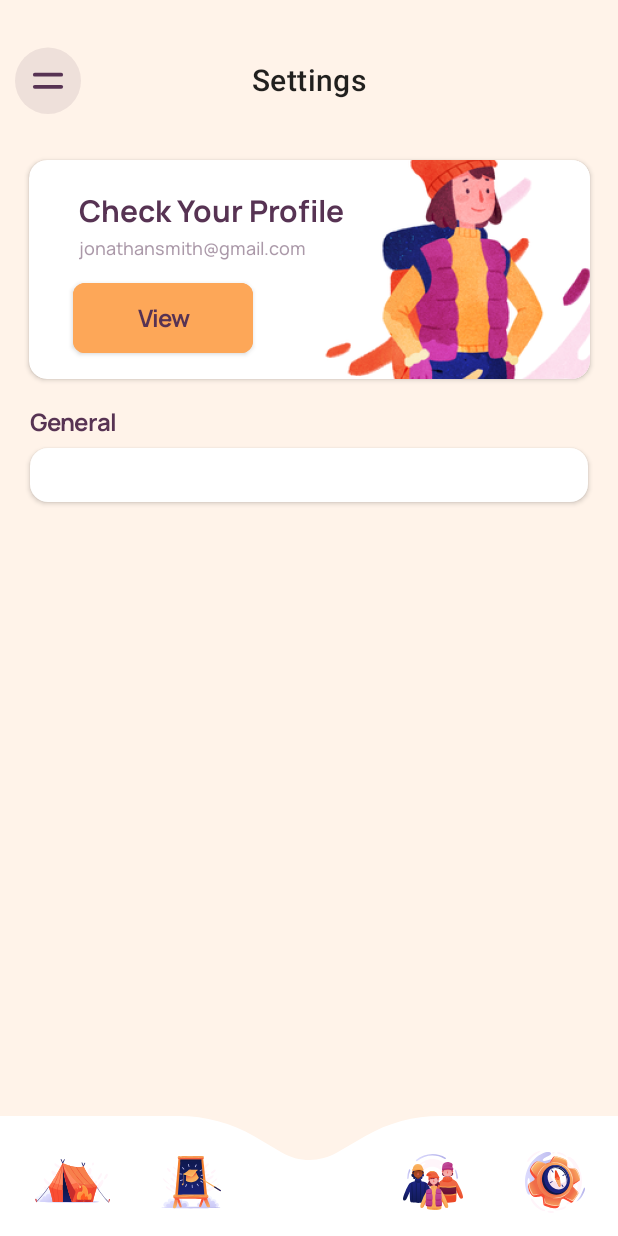
After one commit to Omega-Dev-Training/Monumental-Habits, an Android app: the layout layout_settings.xml on its own in the app's theme, with its tools: preview values and no code run, on a phone screen of 412 x 824 dp. The commit adds this screen. Run offline under Robolectric (Android 15) with nearby library versions, the phone set to English and light mode, and no system bars.

Commit message:
styles, strings, drawables, layout_settings

```diff
--- /dev/null
+++ b/app/src/main/res/drawable/ic_equal_sign.xml
@@ -0,0 +1,23 @@
+<vector xmlns:android="http://schemas.android.com/apk/res/android"
+    android:width="64dp"
+    android:height="65dp"
+    android:viewportWidth="64"
+    android:viewportHeight="65">
+  <path
+      android:pathData="M32,11L32,11A22,22 0,0 1,54 33L54,33A22,22 0,0 1,32 55L32,55A22,22 0,0 1,10 33L10,33A22,22 0,0 1,32 11z"
+      android:strokeAlpha="0.1"
+      android:fillColor="#573353"
+      android:fillAlpha="0.1"/>
+  <path
+      android:pathData="M23.2,29H40.8"
+      android:strokeWidth="2.5"
+      android:fillColor="#00000000"
+      android:strokeColor="#573353"
+      android:strokeLineCap="round"/>
+  <path
+      android:pathData="M23.2,37H40.8"
+      android:strokeWidth="2.5"
+      android:fillColor="#00000000"
+      android:strokeColor="#573353"
+      android:strokeLineCap="round"/>
+</vector>
--- /dev/null
+++ b/app/src/main/res/drawable/ic_orange_rectangle.xml
@@ -0,0 +1,11 @@
+<vector xmlns:android="http://schemas.android.com/apk/res/android"
+    android:width="38dp"
+    android:height="38dp"
+    android:viewportWidth="38"
+    android:viewportHeight="38">
+  <path
+      android:pathData="M0,12C0,5.373 5.373,0 12,0H26C32.627,0 38,5.373 38,12V26C38,32.627 32.627,38 26,38H12C5.373,38 0,32.627 0,26V12Z"
+      android:strokeAlpha="0.1"
+      android:fillColor="#FDA758"
+      android:fillAlpha="0.1"/>
+</vector>
--- /dev/null
+++ b/app/src/main/res/layout/layout_settings.xml
@@ -0,0 +1,129 @@
+<?xml version="1.0" encoding="utf-8"?>
+<androidx.constraintlayout.widget.ConstraintLayout xmlns:android="http://schemas.android.com/apk/res/android"
+    android:layout_width="match_parent"
+    android:layout_height="match_parent"
+    xmlns:app="http://schemas.android.com/apk/res-auto"
+    xmlns:tools="http://schemas.android.com/tools"
+    android:background="#FFF3E9"
+    tools:ignore="MissingConstraints">
+
+    <com.google.android.material.appbar.MaterialToolbar
+        android:id="@+id/toolbar"
+        style="@style/MaterialToolbarTheme"
+        android:layout_width="match_parent"
+        android:layout_height="wrap_content"
+        app:title="Settings"
+        app:navigationIcon="@drawable/ic_equal_sign"/>
+
+    <androidx.cardview.widget.CardView
+        android:id="@+id/profile"
+        android:layout_width="wrap_content"
+        android:layout_height="wrap_content"
+        android:background="#FFFFFF"
+        app:layout_constraintRight_toRightOf="parent"
+        app:layout_constraintTop_toBottomOf="@id/toolbar"
+        app:layout_constraintLeft_toLeftOf="parent"
+        android:layout_marginEnd="20dp"
+        android:layout_marginStart="20dp"
+        app:cardCornerRadius="12dp">
+
+        <ImageView
+            android:layout_width="match_parent"
+            android:layout_height="match_parent"
+            android:contentDescription="@string/girl"
+            android:src="@drawable/girl" />
+
+        <TextView
+            style="@style/zaglav"
+            android:layout_width="wrap_content"
+            android:layout_height="wrap_content"
+            android:textSize="20sp"
+            android:text="@string/check_your_profile"
+            android:layout_marginTop="20dp"
+            android:layout_marginStart="33dp" />
+
+        <TextView
+            style="@style/Text.Light50"
+            android:layout_width="wrap_content"
+            android:layout_height="wrap_content"
+            android:text="@string/mail"
+            android:layout_marginTop="50dp"
+            android:layout_marginStart="33dp" />
+
+        <Button
+            style="@style/Button.Orange.Another"
+            android:layout_width="120dp"
+            android:layout_height="wrap_content"
+            android:text="@string/view"
+            android:layout_marginTop="76dp"
+            android:layout_marginStart="29dp" />
+
+    </androidx.cardview.widget.CardView>
+
+    <TextView
+        android:id="@+id/general"
+        style="@style/Text.Medium"
+        android:layout_width="wrap_content"
+        android:layout_height="wrap_content"
+        android:text="@string/general"
+        android:textSize="16sp"
+        android:layout_marginTop="17dp"
+        android:layout_marginStart="20dp"
+        app:layout_constraintTop_toBottomOf="@id/profile"
+        app:layout_constraintLeft_toLeftOf="parent" />
+
+    <com.google.android.material.button.MaterialButton
+        style="@style/Button.White.Big"
+        android:layout_width="match_parent"
+        android:layout_height="wrap_content"
+        app:layout_constraintTop_toBottomOf="@id/general" />
+
+
+
+
+    <com.google.android.material.bottomnavigation.BottomNavigationView
+        android:layout_width="match_parent"
+        android:layout_height="80dp"
+        android:layout_alignParentBottom="true"
+        android:background="@drawable/bg_bottom_navigation"
+        app:layout_constraintBottom_toBottomOf="parent">
+
+        <ImageButton
+            android:layout_width="wrap_content"
+            android:layout_height="wrap_content"
+            android:layout_gravity="bottom"
+            android:layout_marginBottom="21dp"
+            android:layout_marginStart="23dp"
+            android:src="@drawable/ic_camp"
+            android:background="#0000"/>
+
+        <ImageButton
+            android:layout_width="wrap_content"
+            android:layout_height="wrap_content"
+            android:layout_gravity="bottom"
+            android:layout_marginBottom="18dp"
+            android:layout_marginStart="107dp"
+            android:src="@drawable/ic_courses"
+            android:background="#0000"/>
+
+        <ImageButton
+            android:layout_width="wrap_content"
+            android:layout_height="wrap_content"
+            android:layout_gravity="end|bottom"
+            android:layout_marginBottom="17dp"
+            android:layout_marginEnd="103dp"
+            android:src="@drawable/ic_community"
+            android:background="#0000"/>
+
+        <ImageButton
+            android:layout_width="wrap_content"
+            android:layout_height="wrap_content"
+            android:layout_gravity="end|bottom"
+            android:layout_marginBottom="15dp"
+            android:layout_marginEnd="22dp"
+            android:src="@drawable/ic_settings"
+            android:background="#0000"/>
+
+    </com.google.android.material.bottomnavigation.BottomNavigationView>
+
+</androidx.constraintlayout.widget.ConstraintLayout>
--- a/app/src/main/res/values/strings.xml
+++ b/app/src/main/res/values/strings.xml
@@ -9,4 +9,9 @@
     <string name="layout2">Billing methods</string>
     <string name="layout3">Longest Streak</string>
     <string name="streak">20 Days</string>
+    <string name="girl">girl</string>
+    <string name="check_your_profile">Check Your Profile</string>
+    <string name="mail">jonathansmith@gmail.com</string>
+    <string name="view">View</string>
+    <string name="general">General</string>
 </resources>
--- a/app/src/main/res/values/styles.xml
+++ b/app/src/main/res/values/styles.xml
@@ -112,4 +112,38 @@
 
     </style>
 
+    <style name="MaterialToolbarTheme" parent="Widget.MaterialComponents.Toolbar">
+        <item name="titleCentered">true</item>
+        <item name="navigationIcon">@drawable/ic_top_nav</item>
+        <item name="android:paddingTop">25dp</item>
+        <item name="android:paddingBottom">25dp</item>
+    </style>
+
+    <style name="Button.Orange.Another" parent="ThemeOverlay.AppCompat">
+        <item name="android:backgroundTint">@color/orange</item>
+        <item name="textAllCaps">false</item>
+        <item name="android:textColor">@color/plum</item>
+        <item name="fontFamily">@font/manrope_bold</item>
+        <item name="android:textSize">16sp</item>
+        <item name="android:letterSpacing">-0.03</item>
+        <item name="cornerRadius">8dp</item>
+        <item name="android:paddingTop">12dp</item>
+        <item name="android:paddingBottom">12dp</item>
+    </style>
+
+    <style name="Button.White.Big" parent="ThemeOverlay.AppCompat">
+        <item name="backgroundTint">@color/white</item>
+        <item name="textAllCaps">false</item>
+        <item name="android:textColor">@color/plum</item>
+        <item name="fontFamily">@font/manrope_bold</item>
+        <item name="android:textSize">16sp</item>
+        <item name="android:letterSpacing">-0.03</item>
+        <item name="cornerRadius">12dp</item>
+        <item name="android:layout_marginStart">20dp</item>
+        <item name="android:layout_marginEnd">20dp</item>
+        <item name="android:drawableStart">@drawable/ic_orange_rectangle</item>
+    </style>
+
+
+
 </resources>
```
Also changed, not shown: app/src/main/res/drawable-hdpi/girl.png (added), app/src/main/res/drawable-ldpi/girl.png (added), app/src/main/res/drawable-mdpi/girl.png (added), app/src/main/res/drawable-xhdpi/girl.png (added), app/src/main/res/drawable-xxhdpi/girl.png (added), app/src/main/res/drawable-xxxhdpi/girl.png (added).
